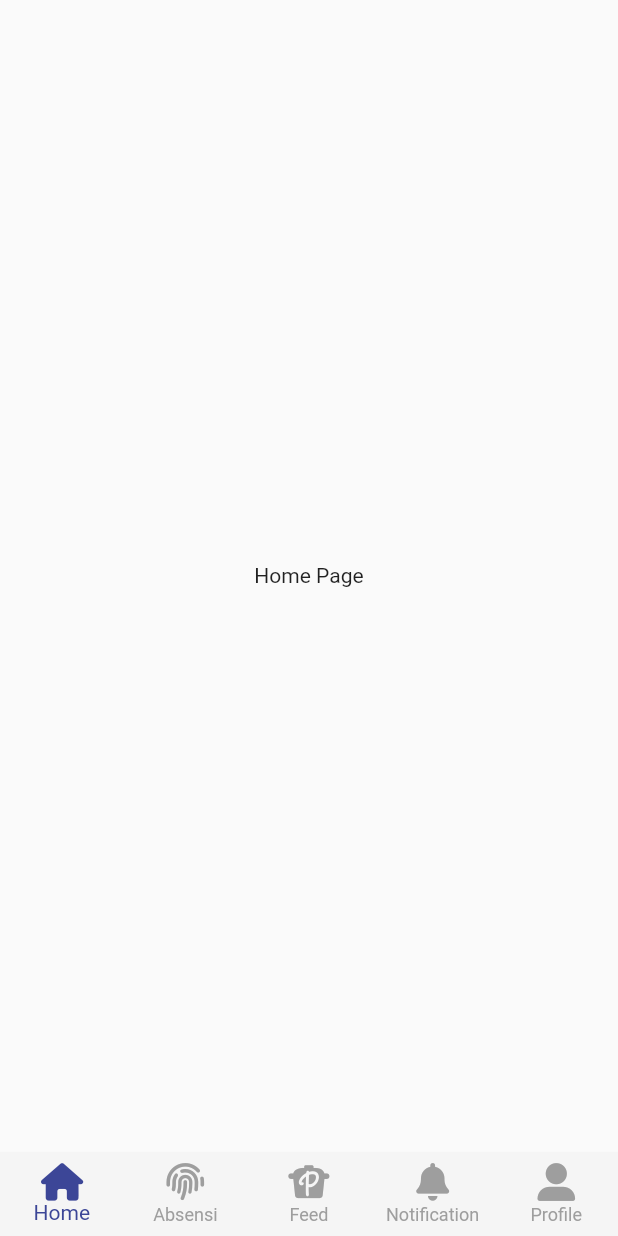
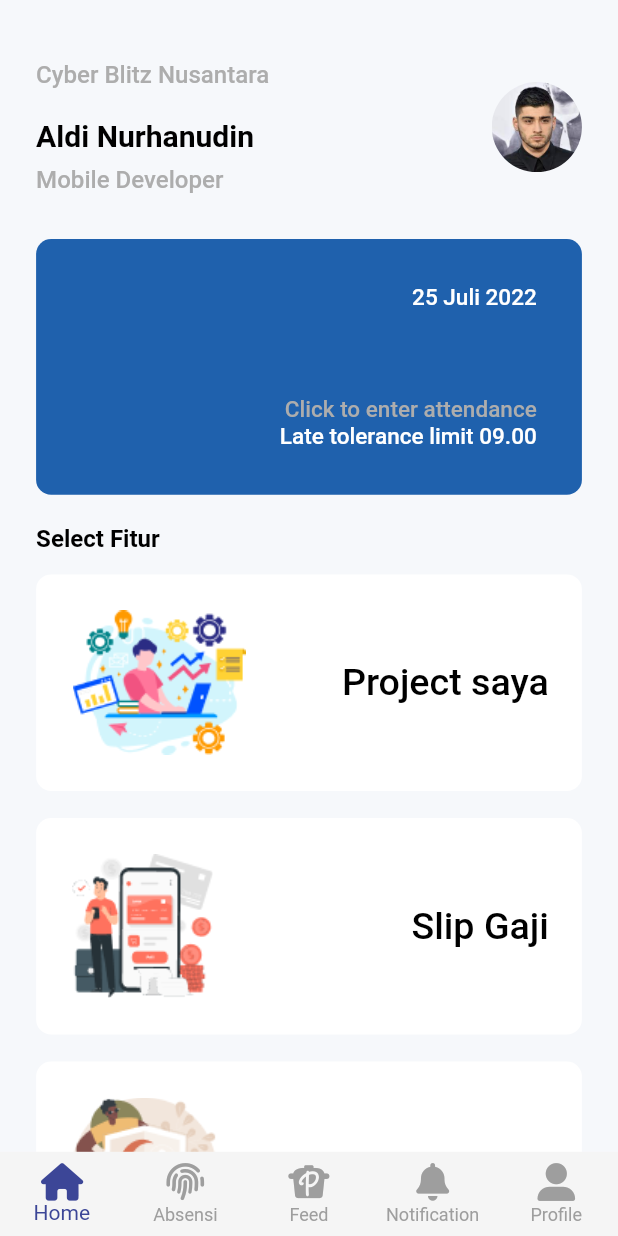
Before and after one commit to aldinurhanudin/Hccapp, a Flutter app: the MainPage screen opened directly, on a phone screen of 412 x 824 dp. Run offline on Flutter 3.47's test engine with Material 2 defaults, Android fonts, the phone set to English and light mode, and no system bars; our stand-ins replace bloc, equatable, flutter_bloc, font_awesome_flutter, get, google_fonts and 2 more.

Commit message:
HomePage

```diff
--- a/hccapp/lib/shared/theme.dart
+++ b/hccapp/lib/shared/theme.dart
@@ -4,6 +4,7 @@ const double defaultMargin = 20;
 
 const Color mainColor = Color(0xFF3C4697);
 const Color whiteColor = Color(0xFFFFFFFF);
+const lightBackgroundColor = Color(0xffF6F8FB);
 const Color accentColor1 = Color(0xFFADADAD);
 const Color accentColor2 = Color(0xFFFBD460);
 const accentColor4 = Color(0xFFFFFFFF);
--- /dev/null
+++ b/hccapp/lib/ui/pages/home_page.dart
@@ -0,0 +1,61 @@
+import 'package:flutter/material.dart';
+import 'package:flutter/src/foundation/key.dart';
+import 'package:flutter/src/widgets/framework.dart';
+import 'package:hccapp/shared/shared.dart';
+import 'package:hccapp/ui/widgets/widgets.dart';
+
+class HomePage extends StatelessWidget {
+  const HomePage({Key? key}) : super(key: key);
+
+  @override
+  Widget build(BuildContext context) {
+    return Scaffold(
+      backgroundColor: lightBackgroundColor,
+      body: ListView(
+        padding: const EdgeInsets.symmetric(
+          horizontal: 24,
+        ),
+        children: [
+          ProfileWidgets(),
+          AbsenCard(),
+          SizedBox(
+            height: 20,
+          ),
+          Text(
+            'Select Fitur',
+            style: blackTextFontBold.copyWith(
+              fontSize: 16,
+            ),
+          ),
+          const SizedBox(
+            height: 14,
+          ),
+          const FiturItem(
+            title: 'Project saya',
+            imageUrl: 'assets/project.png',
+          ),
+          const FiturItem(
+            title: 'Slip Gaji',
+            imageUrl: 'assets/slipgaji.png',
+          ),
+          const FiturItem(
+            title: 'Claim',
+            imageUrl: 'assets/claim.png',
+          ),
+          const FiturItem(
+            title: 'Cuti',
+            imageUrl: 'assets/cuti.png',
+          ),
+          const FiturItem(
+            title: 'Project saya',
+            imageUrl: 'assets/projeksaya.png',
+          ),
+          const FiturItem(
+            title: 'SPPD',
+            imageUrl: 'assets/sppd.png',
+          ),
+        ],
+      ),
+    );
+  }
+}
--- a/hccapp/lib/ui/pages/main/main_page.dart
+++ b/hccapp/lib/ui/pages/main/main_page.dart
@@ -23,8 +23,8 @@ class _MainPageState extends State<MainPage> {
 
   Widget tabs(int current) {
     final tabs = [
-      const Center(
-        child: Text('Home Page'),
+      Center(
+        child: HomePage(),
       ),
       const Center(
         child: Text('Notification Page'),
--- a/hccapp/lib/ui/pages/pages.dart
+++ b/hccapp/lib/ui/pages/pages.dart
@@ -3,6 +3,7 @@ import 'package:flutter_bloc/flutter_bloc.dart';
 import 'package:font_awesome_flutter/font_awesome_flutter.dart';
 import 'package:get/get.dart';
 import 'package:hccapp/ui/pages/edit_profile_page.dart';
+import 'package:hccapp/ui/pages/home_page.dart';
 
 import '../../cubit/cubit.dart';
 import '../../shared/shared.dart';
--- /dev/null
+++ b/hccapp/lib/ui/widgets/absen_card.dart
@@ -0,0 +1,55 @@
+part of 'widgets.dart';
+
+class AbsenCard extends StatelessWidget {
+  const AbsenCard({Key? key}) : super(key: key);
+
+  @override
+  Widget build(BuildContext context) {
+    return Container(
+      width: double.infinity,
+      height: 170,
+      margin: const EdgeInsets.only(
+        top: 30,
+      ),
+      padding: const EdgeInsets.all(30),
+      decoration: BoxDecoration(
+        borderRadius: BorderRadius.circular(10),
+        image: DecorationImage(
+          fit: BoxFit.cover,
+          image: AssetImage(
+            'assets/bg_card.png',
+          ),
+        ),
+      ),
+      child: Column(
+        crossAxisAlignment: CrossAxisAlignment.end,
+        children: [
+          Text(
+            '25 Juli 2022',
+            style: whiteTextFont.copyWith(
+              fontSize: 15,
+            ),
+          ),
+          const SizedBox(
+            height: 56,
+          ),
+          Text(
+            'Click to enter attendance',
+            style: greyTextFont.copyWith(
+              fontSize: 15,
+            ),
+          ),
+          const SizedBox(
+            height: 0,
+          ),
+          Text(
+            'Late tolerance limit 09.00',
+            style: whiteTextFont.copyWith(
+              fontSize: 15,
+            ),
+          ),
+        ],
+      ),
+    );
+  }
+}
--- /dev/null
+++ b/hccapp/lib/ui/widgets/fitur_item.dart
@@ -0,0 +1,44 @@
+part of 'widgets.dart';
+
+class FiturItem extends StatelessWidget {
+  final String title;
+  final String imageUrl;
+  const FiturItem({
+    Key? key,
+    required this.title,
+    required this.imageUrl,
+  }) : super(key: key);
+
+  @override
+  Widget build(BuildContext context) {
+    return Container(
+      margin: const EdgeInsets.only(
+        bottom: 18,
+      ),
+      padding: const EdgeInsets.all(22),
+      decoration: BoxDecoration(
+        borderRadius: BorderRadius.circular(10),
+        color: whiteColor,
+      ),
+      child: Row(
+        mainAxisAlignment: MainAxisAlignment.spaceBetween,
+        children: [
+          Image.asset(
+            imageUrl,
+            height: 100,
+          ),
+          Column(
+            children: [
+              Text(
+                title,
+                style: blackTextFont.copyWith(
+                  fontSize: 25,
+                ),
+              ),
+            ],
+          ),
+        ],
+      ),
+    );
+  }
+}
--- /dev/null
+++ b/hccapp/lib/ui/widgets/profile_widgets.dart
@@ -0,0 +1,56 @@
+part of 'widgets.dart';
+
+class ProfileWidgets extends StatelessWidget {
+  const ProfileWidgets({Key? key}) : super(key: key);
+
+  @override
+  Widget build(BuildContext context) {
+    return Container(
+      margin: const EdgeInsets.only(
+        top: 40,
+      ),
+      child: Row(
+        mainAxisAlignment: MainAxisAlignment.spaceBetween,
+        children: [
+          Column(
+            crossAxisAlignment: CrossAxisAlignment.start,
+            children: [
+              Text(
+                'Cyber Blitz Nusantara',
+                style: greyTextFont.copyWith(
+                  fontSize: 16,
+                ),
+              ),
+              SizedBox(
+                height: 20,
+              ),
+              Text(
+                'Aldi Nurhanudin',
+                style: blackTextFontBold.copyWith(
+                  fontSize: 20,
+                ),
+              ),
+              SizedBox(
+                height: 8,
+              ),
+              Text(
+                'Mobile Developer',
+                style: greyTextFont.copyWith(
+                  fontSize: 16,
+                ),
+              ),
+            ],
+          ),
+          Container(
+            width: 60,
+            height: 60,
+            decoration: const BoxDecoration(
+              shape: BoxShape.circle,
+              image: DecorationImage(image: AssetImage('assets/zayn.jpg')),
+            ),
+          ),
+        ],
+      ),
+    );
+  }
+}
--- /dev/null
+++ b/hccapp/lib/ui/widgets/widgets.dart
@@ -0,0 +1,8 @@
+import 'package:flutter/cupertino.dart';
+import 'package:flutter/src/foundation/key.dart';
+import 'package:flutter/src/widgets/framework.dart';
+import 'package:hccapp/shared/shared.dart';
+
+part 'absen_card.dart';
+part 'fitur_item.dart';
+part 'profile_widgets.dart';
```
Also changed, not shown: hccapp/assets/Vector.svg (added), hccapp/assets/bg_card.png (added), hccapp/assets/bg_card1.png (added), hccapp/assets/claim.png (added), hccapp/assets/cuti.png (added), hccapp/assets/project.png (added), hccapp/assets/projeksaya.png (added), hccapp/assets/slipgaji.png (added), hccapp/assets/sppd.png (added).
